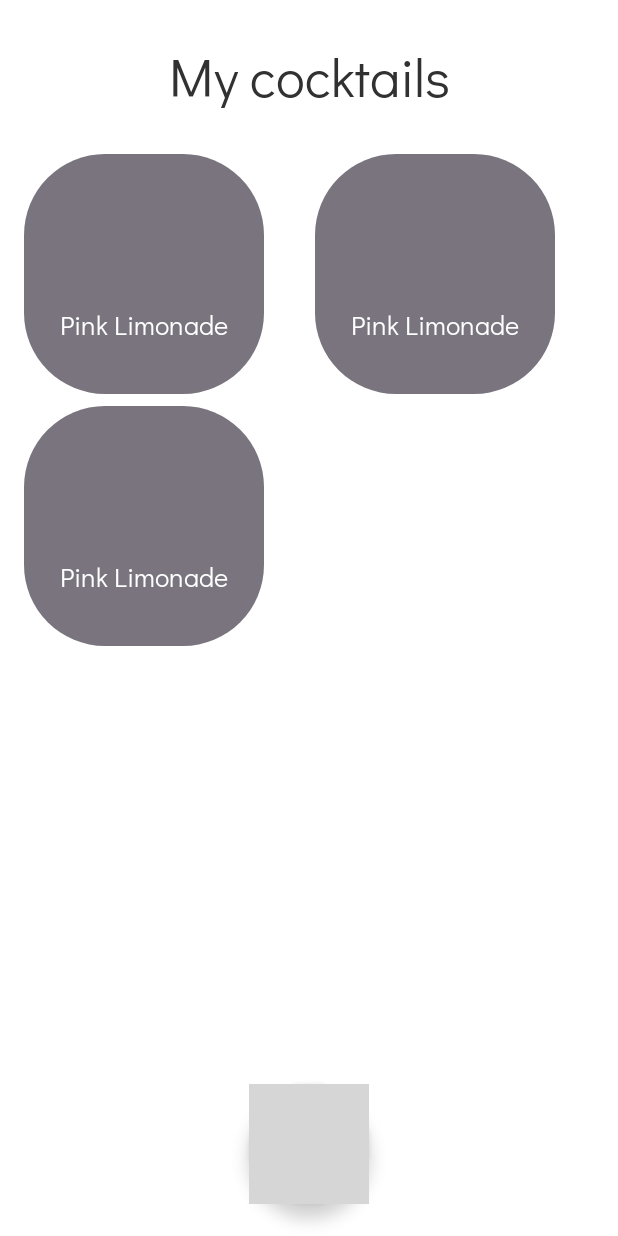
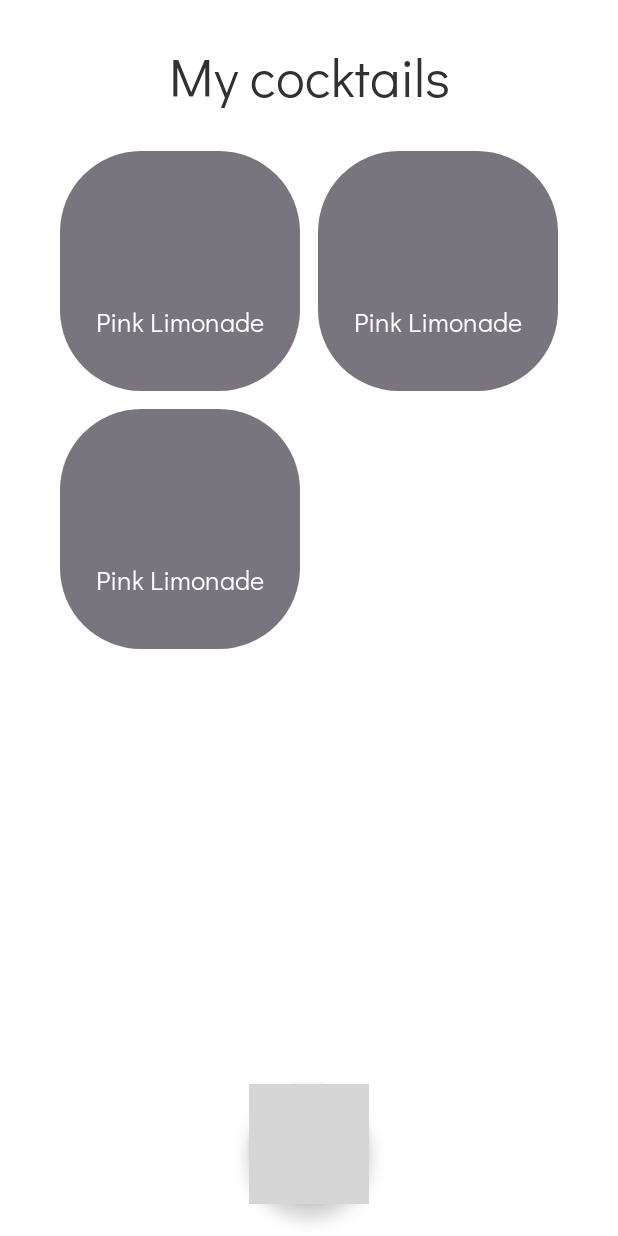
Before and after one commit to arshapshap/cocktail-bar, an Android app: the layout fragment_list.xml on its own in the app's theme, with its tools: preview values and no code run, on a phone screen of 412 x 824 dp. Run offline under Robolectric (Android 15) with nearby library versions, the phone set to English and light mode, and no system bars; grey boxes are pictures that could not be loaded.

Commit message:
Fix cocktails recycler view

```diff
--- a/app/src/main/java/com/arshapshap/surftraineetask/domain/models/Cocktail.kt
+++ b/app/src/main/java/com/arshapshap/surftraineetask/domain/models/Cocktail.kt
@@ -1,5 +1,6 @@
 package com.arshapshap.surftraineetask.domain.models
 
 data class Cocktail(
-    val name: String
+    val name: String,
+    val image: String? // TODO: String ли?
 )
--- a/app/src/main/res/layout/fragment_list.xml
+++ b/app/src/main/res/layout/fragment_list.xml
@@ -48,10 +48,10 @@
 
     <androidx.recyclerview.widget.RecyclerView
         android:id="@+id/cocktails_recycler_view"
-        android:layout_width="0dp"
+        android:layout_width="wrap_content"
         android:layout_height="0dp"
-        android:layout_marginTop="24dp"
         android:layout_marginHorizontal="12dp"
+        android:layout_marginTop="20dp"
         android:visibility="gone"
         app:layoutManager="androidx.recyclerview.widget.GridLayoutManager"
         app:layout_constraintBottom_toBottomOf="parent"
@@ -60,7 +60,7 @@
         app:layout_constraintTop_toBottomOf="@id/my_cocktails_text_view"
         app:spanCount="2"
         tools:listitem="@layout/item_cocktail_card"
-        tools:visibility="visible"/>
+        tools:visibility="visible" />
 
     <TextView
         android:id="@+id/add_first_cocktail_text_view"
--- a/app/src/main/res/layout/item_cocktail_card.xml
+++ b/app/src/main/res/layout/item_cocktail_card.xml
@@ -4,7 +4,7 @@
     xmlns:tools="http://schemas.android.com/tools"
     android:layout_width="@dimen/cocktail_card_size"
     android:layout_height="@dimen/cocktail_card_size"
-    android:layout_margin="4dp"
+    android:layout_margin="6dp"
     app:cardCornerRadius="54dp"
     app:cardElevation="0dp">
 
@@ -13,7 +13,7 @@
         android:layout_width="match_parent"
         android:layout_height="match_parent"
         android:importantForAccessibility="no"
-        tools:src="@color/gray_200" />
+        android:src="@color/gray_200" />
 
     <TextView
         android:id="@+id/name_text_view"
--- a/app/src/main/res/values/colors.xml
+++ b/app/src/main/res/values/colors.xml
@@ -10,6 +10,7 @@
     <color name="black">#FF000000</color>
     <color name="white">#FFFFFFFF</color>
     <color name="blue">#4B97FF</color>
+    <color name="gray_100">#EEEEEE</color>
     <color name="gray_200">#79747E</color>
     <color name="gray_700">#313131</color>
 </resources>
```
Also changed, not shown: app/src/main/java/com/arshapshap/surftraineetask/presentation/screens/list/recyclerview/CocktailsAdapter.kt (+6 -1 lines), app/src/main/res/drawable/ic_photo.xml (added, +20 -0 lines).
